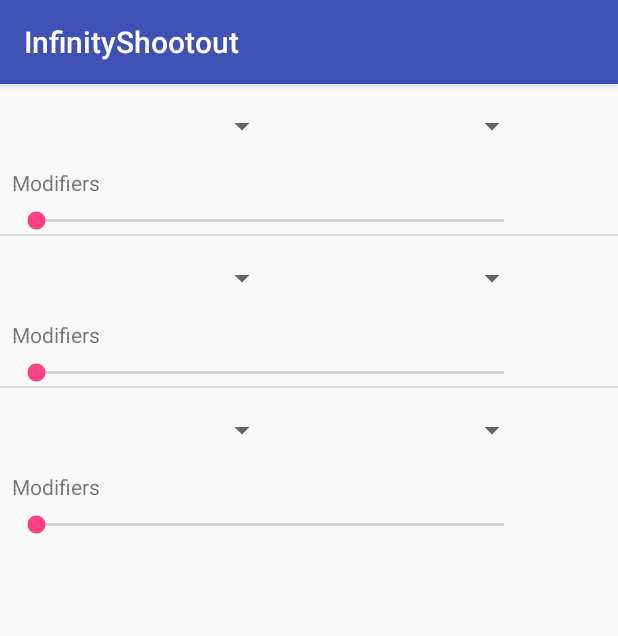
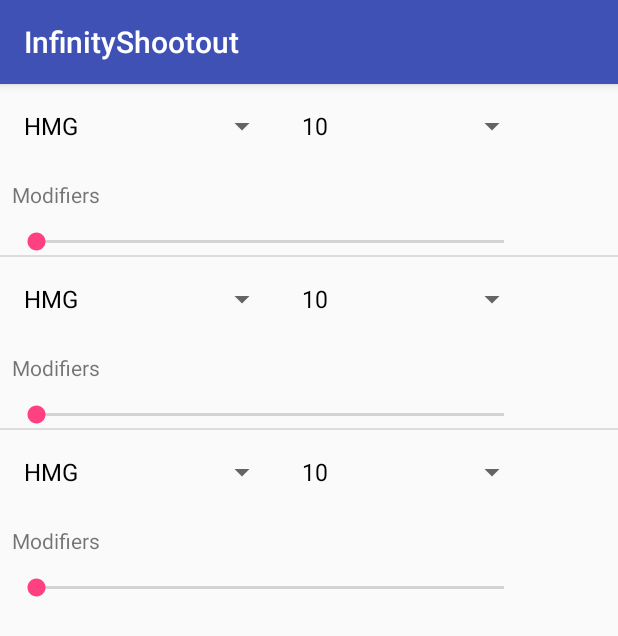
Before and after one commit to JPRbrs/infinityShootout, an Android app: the screen it shows after launch (MainActivity), on a phone screen of 412 x 824 dp. Shown: the top 636 px of the screen. Run offline under Robolectric (Android 15) with nearby library versions, the phone set to English and light mode, and no system bars.

```diff
--- a/app/src/main/java/infinityshootout/screamstudios/com/infinityshootout/MainActivity.java
+++ b/app/src/main/java/infinityshootout/screamstudios/com/infinityshootout/MainActivity.java
@@ -1,8 +1,10 @@
 package infinityshootout.screamstudios.com.infinityshootout;
 
 import android.content.Context;
+import android.graphics.Color;
 import android.support.v7.app.AppCompatActivity;
 import android.os.Bundle;
+import android.util.Log;
 import android.view.LayoutInflater;
 import android.view.View;
 import android.view.ViewGroup;
@@ -24,60 +26,53 @@ public class MainActivity extends AppCompatActivity {
         setContentView(R.layout.activity_main);
 
         final ListView listView =(ListView) findViewById(R.id.listview);
-        String[] values = new String[] {"Android", "iPhone", "Windows Mobile"};
-
-        final ArrayList<String> list = new ArrayList<String>();
-        for (int i = 0; i < values.length; i++) {
-            list.add(values[i]);
-        }
+        String[] values = new String[] {"Android", "iPhone", "caca"};
+//
+//        final ArrayList<String> list = new ArrayList<String>();
+//        for (int i = 0; i < values.length; i++) {
+//            list.add(values[i]);
+//        }
         final MySimpleArrayAdapter adapter = new MySimpleArrayAdapter(
                 this,
                 values);
         listView.setAdapter(adapter);
-        listView.setOnItemClickListener(
-                new AdapterView.OnItemClickListener()
-                {
-                    @Override
-                    public void onItemClick(AdapterView<?> parent, final View view, int position, long id){
-                        final String item = (String) parent.getItemAtPosition(position);
-                        view.animate().setDuration(2000).alpha(0).withEndAction(new Runnable() {
-                            @Override
-                            public void run() {
-                                list.remove(item);
-                                adapter.notifyDataSetChanged();
-                                view.setAlpha(1);
-                            }
-                        });
-                    }
-        });
+
     }
 
     public class MySimpleArrayAdapter extends ArrayAdapter<String>{
         private final Context context;
-        private final String[] values;
 
         public MySimpleArrayAdapter(Context context, String[] values) {
             super(context, -1, values);
             this.context = context;
-            this.values = values;
         }
 
         @Override
         public View getView(int position, View convertView, ViewGroup parent) {
-            LayoutInflater inflater = (LayoutInflater) context
-                    .getSystemService(Context.LAYOUT_INFLATER_SERVICE);
-            View rowView = inflater.inflate(R.layout.rowlayout, parent, false);
-//            Spinner weapon = (Spinner)findViewById(R.id.weapons);
-//            Spinner bs = (Spinner) findViewById(R.id.bs);
-//            TextView modifiersTV = (TextView) findViewById(R.id.modifiersTV);
-//            SeekBar modifiersSB = (SeekBar) findViewById(R.id.modifiersSB);
-//
-//            String[] weapons = new String[] {"HMG", "Combi Rifle", "Light flamethrower", "Grenades"};
-//            ArrayAdapter<String> weapons_adapter = new ArrayAdapter<String>(
-//                    this,
-//                    android.R.layout.simple_spinner_dropdown_item,
-//                    weapons);
-//            weapon.setAdapter(weapons_adapter);
+                LayoutInflater inflater = (LayoutInflater) context
+                        .getSystemService(Context.LAYOUT_INFLATER_SERVICE);
+                View rowView = inflater.inflate(R.layout.rowlayout, parent, false);
+                Spinner weapon = rowView.findViewById(R.id.weapons_spinner);
+
+                String[] weapons = new String[] {"HMG", "Combi Rifle", "Light flamethrower", "Grenades"};
+                ArrayAdapter<String> weapons_adapter = new ArrayAdapter<String>(
+                        context,
+                        android.R.layout.simple_spinner_dropdown_item,
+                        weapons);
+                weapon.setAdapter(weapons_adapter);
+
+                String[] possible_bs = new String[] {"10", "11", "12", "13", "15", "16"};
+                Spinner bs_spinner = rowView.findViewById(R.id.bs_spinner);
+                ArrayAdapter<String> bs_adapter = new ArrayAdapter<String>(
+                        context,
+                        android.R.layout.simple_spinner_dropdown_item,
+                        possible_bs);
+                bs_spinner.setAdapter(bs_adapter);
+
+            // rowView.setBackgroundColor(Color.RED);
+
+
+
 
             return rowView;
         }
--- a/app/src/main/res/layout/rowlayout.xml
+++ b/app/src/main/res/layout/rowlayout.xml
@@ -7,25 +7,28 @@
     android:layout_height="match_parent">
 
     <Spinner
-        android:id="@+id/weapons"
+        android:id="@+id/weapons_spinner"
         android:layout_width="177dp"
         android:layout_height="40dp"
         android:layout_marginLeft="8dp"
         android:layout_marginStart="8dp"
-        android:layout_marginTop="8dp"
         app:layout_constraintLeft_toLeftOf="parent"
-        app:layout_constraintTop_toTopOf="parent" />
+        app:layout_constraintTop_toTopOf="parent"
+        android:layout_marginTop="8dp" />
 
     <Spinner
-        android:id="@+id/bs"
+        android:id="@+id/bs_spinner"
         android:layout_width="0dp"
         android:layout_height="40dp"
         android:layout_marginLeft="8dp"
         android:layout_marginRight="8dp"
-        android:layout_marginTop="8dp"
-        app:layout_constraintLeft_toRightOf="@+id/weapons"
+        app:layout_constraintLeft_toRightOf="@+id/weapons_spinner"
         app:layout_constraintRight_toRightOf="parent"
-        app:layout_constraintTop_toTopOf="parent" />
+        app:layout_constraintHorizontal_bias="0.0"
+        android:layout_marginStart="8dp"
+        android:layout_marginEnd="8dp"
+        app:layout_constraintTop_toTopOf="parent"
+        android:layout_marginTop="8dp" />
 
     <TextView
         android:id="@+id/modifiersTV"
@@ -39,22 +42,22 @@
         android:layout_marginStart="8dp"
         android:layout_marginEnd="8dp"
         app:layout_constraintHorizontal_bias="0.0"
-        android:layout_marginTop="8dp"
-        app:layout_constraintTop_toBottomOf="@+id/weapons" />
+        android:layout_marginTop="16dp"
+        app:layout_constraintTop_toBottomOf="@+id/weapons_spinner" />
 
     <SeekBar
         android:id="@+id/modifiersSB"
         android:layout_width="344dp"
         android:layout_height="wrap_content"
-        android:layout_marginTop="8dp"
+        android:layout_marginTop="14dp"
         app:layout_constraintTop_toBottomOf="@+id/modifiersTV"
         android:layout_marginLeft="8dp"
         app:layout_constraintLeft_toLeftOf="parent"
         android:layout_marginRight="8dp"
         app:layout_constraintRight_toRightOf="parent"
         android:layout_marginStart="8dp"
-        android:layout_marginEnd="8dp" />
-
+        android:layout_marginEnd="8dp"
+        app:layout_constraintHorizontal_bias="0.0" />
 
 
 </android.support.constraint.ConstraintLayout>
```
